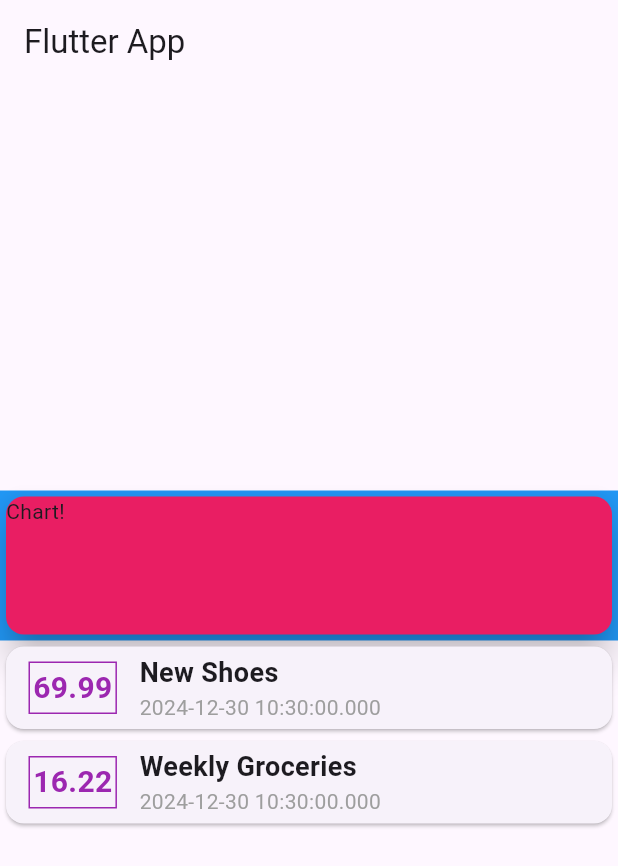
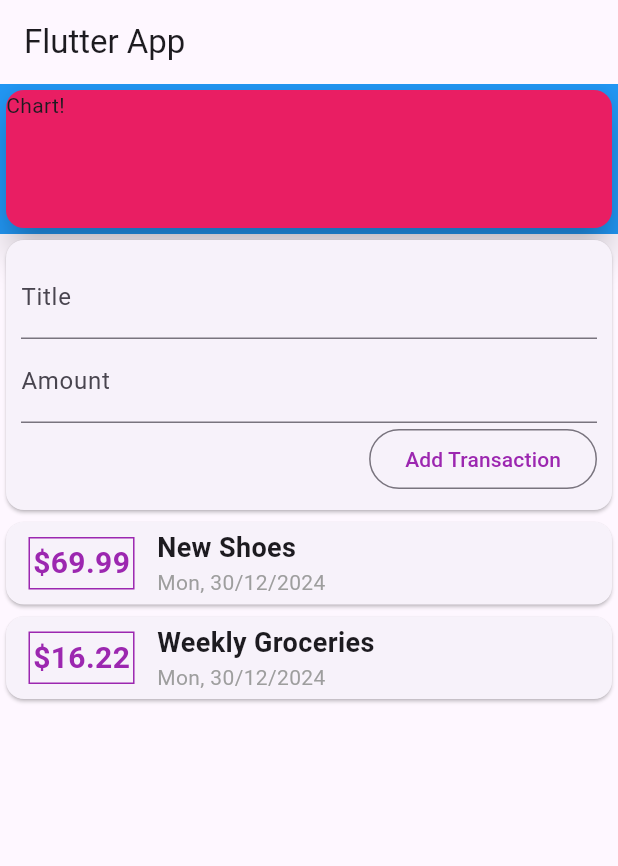
Before and after one commit to Suryansh160/Expense-tracking-app, a Flutter app: the screen it shows after launch, on a phone screen of 412 x 824 dp. Shown: the top 866 px of the screen. Run offline on Flutter 3.47's test engine with Material 3 defaults, Android fonts, the phone set to English and light mode, and no system bars.

Commit message:
TextFIelds and buttons added

```diff
--- a/lib/main.dart
+++ b/lib/main.dart
@@ -1,5 +1,6 @@
 import 'package:flutter/material.dart';
 import './transaction.dart';
+import 'package:intl/intl.dart'; //go to pub.dev and find the needed package
 
 void main() => runApp(MyApp());
 
@@ -28,6 +29,10 @@ class MyHomePage extends StatelessWidget {
       date: DateTime.now(),
     ),
   ];
+  // String titleInput = '';
+  // String amountInput = '';
+  final titleCont = TextEditingController();
+  final amtCont = TextEditingController();
   @override
   Widget build(BuildContext context) {
     return Scaffold(
@@ -35,7 +40,7 @@ class MyHomePage extends StatelessWidget {
         title: Text('Flutter App'),
       ),
       body: Column(
-        mainAxisAlignment: MainAxisAlignment.center,
+        // mainAxisAlignment: MainAxisAlignment.center,
         crossAxisAlignment: CrossAxisAlignment.stretch,
         children: <Widget>[
           Container(
@@ -46,6 +51,38 @@ class MyHomePage extends StatelessWidget {
               color: Colors.pink,
               child: Text('Chart!'),
               elevation: 10,
+            ),
+          ),
+          Card(
+            elevation: 1,
+            child: Container(
+              padding: EdgeInsets.all(10),
+              child: Column(
+                crossAxisAlignment: CrossAxisAlignment.end,
+                children: <Widget>[
+                  TextField(
+                    decoration: InputDecoration(labelText: 'Title'),
+                    controller: titleCont,
+                    // onChanged: (value) {
+                    //   titleInput = value;
+                    // },
+                  ),
+                  TextField(
+                    decoration: InputDecoration(labelText: 'Amount'),
+                    controller: amtCont,
+                    //onChanged: (value) => amountInput = value,
+                  ),
+                  OutlinedButton(
+                    onPressed: () {
+                      print(titleCont.text);
+                    },
+                    child: Text('Add Transaction'),
+                    style: OutlinedButton.styleFrom(
+                      foregroundColor: Colors.purple,
+                    ),
+                  ),
+                ],
+              ),
             ),
           ),
           Column(
@@ -60,7 +97,7 @@ class MyHomePage extends StatelessWidget {
                           border: Border.all(color: Colors.purple, width: 1)),
                       padding: EdgeInsets.all(2),
                       child: Text(
-                        tx.amount.toString(),
+                        '\$${tx.amount}', //we will not use to string as dart itself considers${}a string
                         style: TextStyle(
                             fontWeight: FontWeight.bold,
                             fontSize: 20,
@@ -76,7 +113,8 @@ class MyHomePage extends StatelessWidget {
                               fontWeight: FontWeight.bold,
                             )),
                         Text(
-                          tx.date.toString(),
+                          DateFormat('EEE, d/M/y').format(tx
+                              .date), //a constructor of intl.dart to format date to human readable form
                           style: TextStyle(color: Colors.grey),
                         ),
                       ],
--- a/pubspec.yaml
+++ b/pubspec.yaml
@@ -30,6 +30,11 @@ environment:
 dependencies:
   flutter:
     sdk: flutter
+  intl: ^0.18.0
+
+
+
+
 
   # The following adds the Cupertino Icons font to your application.
   # Use with the CupertinoIcons class for iOS style icons.
```
Also changed, not shown: pubspec.lock.
